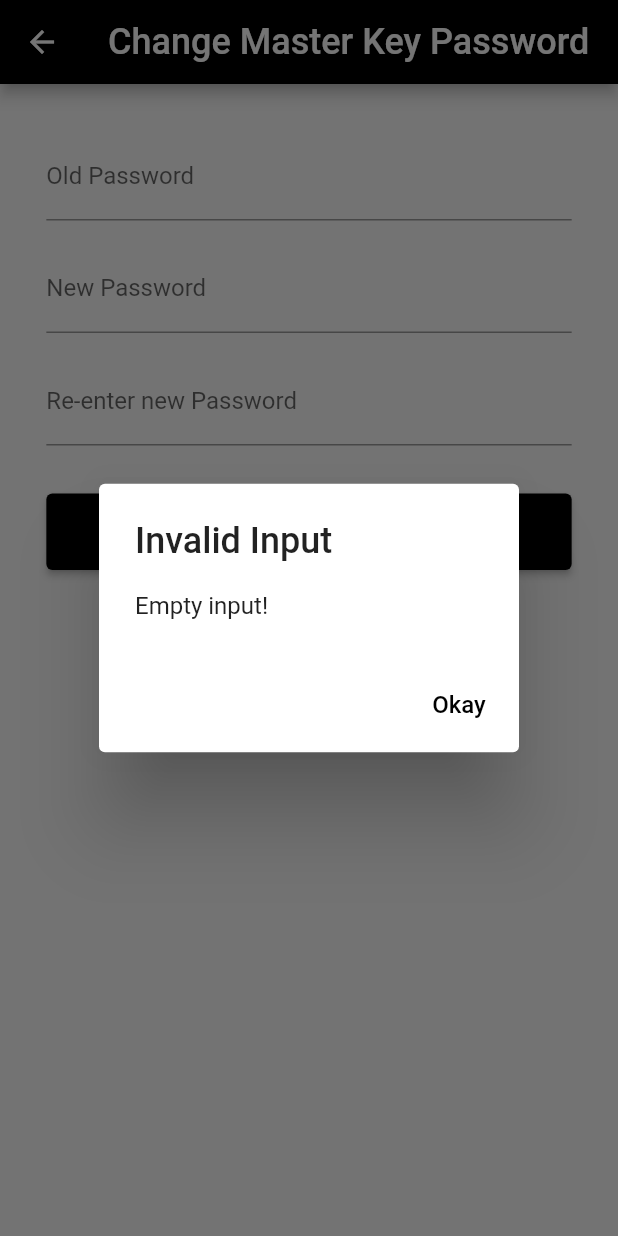
After one commit to adn7599/CipherChat-client, a Flutter app: the UpdateMasterKeyPasswordScreen screen opened directly, after a tap on "Submit", on a phone screen of 412 x 824 dp. The commit adds this screen. Run offline on Flutter 3.47's test engine with Material 2 defaults, Android fonts, the light colour scheme and no system bars; our stand-ins replace basic_utils, qr_flutter, sqflite; missing offline and left inert: mobile_scanner, pointycastle; accounts and stored records are empty.

Commit message:
Implemented masterkey password screen

```diff
--- a/lib/Screens/Messages/messages_main.dart
+++ b/lib/Screens/Messages/messages_main.dart
@@ -1,6 +1,7 @@
 import 'package:cipher_chat/Screens/Messages/messages_list.dart';
 import 'package:cipher_chat/Screens/Messages/messages_new.dart';
 import 'package:cipher_chat/Screens/User/show_key_QR.dart';
+import 'package:cipher_chat/Screens/User/update_master_key.dart';
 import 'package:cipher_chat/Screens/User/update_password.dart';
 import 'package:cipher_chat/Screens/User/welcome.dart';
 import 'package:cipher_chat/globalState/global_state.dart';
@@ -31,6 +32,8 @@
             MaterialPageRoute(builder: (context) => UpdatePasswordScreen()));
         break;
       case 'Update master secret key':
+        Navigator.of(context).push(MaterialPageRoute(
+            builder: (context) => UpdateMasterKeyPasswordScreen()));
         break;
       case 'logout':
         showDialog(
--- /dev/null
+++ b/lib/Screens/User/update_master_key.dart
@@ -0,0 +1,228 @@
+import 'dart:convert';
+import 'dart:typed_data';
+
+import 'package:http/http.dart' as http;
+import 'package:cipher_chat/Components/FormButton.dart';
+import 'package:cipher_chat/Components/FormInput.dart';
+import 'package:flutter/material.dart';
+import 'package:pointycastle/api.dart' as pointyAPI;
+import 'package:pointycastle/block/aes.dart';
+import 'package:pointycastle/block/modes/cbc.dart';
+import 'package:pointycastle/digests/sha256.dart';
+import 'package:provider/provider.dart';
+import 'package:pointycastle/padded_block_cipher/padded_block_cipher_impl.dart'
+    as pointPadBC;
+import 'package:pointycastle/paddings/pkcs7.dart' as pointyPad;
+
+import '../../globalState/global_state.dart';
+
+class UpdateMasterKeyPasswordScreen extends StatefulWidget {
+  @override
+  State<StatefulWidget> createState() {
+    return UpdateMasterKeyPasswordScreenState();
+  }
+}
+
+class UpdateMasterKeyPasswordScreenState
+    extends State<UpdateMasterKeyPasswordScreen> {
+  final TextEditingController _oldPassController = TextEditingController();
+  final TextEditingController _newPass1Controller = TextEditingController();
+  final TextEditingController _newPass2Controller = TextEditingController();
+
+  Future<void>? _changePassFuture;
+
+  void _errorDialog(String msg) {
+    showDialog<void>(
+        context: context,
+        barrierDismissible: false,
+        builder: (context) {
+          return AlertDialog(
+            title: const Text('Invalid Input'),
+            content: SingleChildScrollView(
+                child: ListBody(
+              children: <Widget>[
+                Text(msg),
+              ],
+            )),
+            actions: [
+              TextButton(
+                  onPressed: () {
+                    Navigator.of(context).pop();
+                  },
+                  child: const Text('Okay'))
+            ],
+          );
+        });
+  }
+
+  void _changePasswordDialog() {
+    showDialog(
+      barrierDismissible: false,
+      context: context,
+      builder: (context) {
+        return FutureBuilder(
+            future: _changePassFuture,
+            builder: (context, snapshot) {
+              if (snapshot.connectionState == ConnectionState.done) {
+                if (snapshot.hasError) {
+                  return AlertDialog(
+                    title: const Text('Change password unsuccessful'),
+                    content: Text('${snapshot.error}'),
+                    actions: [
+                      TextButton(
+                          onPressed: () {
+                            Navigator.of(context).pop();
+                          },
+                          child: const Text('Okay'))
+                    ],
+                  );
+                } else {
+                  return AlertDialog(
+                    title: const Text('Change password'),
+                    content: const Text('Changed password successfully'),
+                    actions: [
+                      TextButton(
+                          onPressed: () {
+                            _oldPassController.text = "";
+                            _newPass1Controller.text = "";
+                            _newPass2Controller.text = "";
+
+                            Navigator.of(context).pop();
+                          },
+                          child: const Text('Okay'))
+                    ],
+                  );
+                }
+              } else {
+                return const AlertDialog(
+                    title: Text('Change Password'),
+                    content: Row(
+                      children: [
+                        CircularProgressIndicator(),
+                        SizedBox(
+                          width: 16.0,
+                        ),
+                        Text('Submitting'),
+                      ],
+                    ),
+                    actions: []);
+              }
+            });
+      },
+    );
+  }
+
+  Future<void> _changePassword() async {
+    final user = Provider.of<GlobalState>(context, listen: false).user!;
+    final serverHost = user.serverHost;
+    final token = user.token;
+    final myPrivatePem = user.privateKey;
+
+    final newMasterKey = _newPass1Controller.text;
+
+    if (_oldPassController.text != user.masterKey) {
+      throw Exception('Incorrect master key password!');
+    }
+
+    //Encrypting private key with the new masterkey
+    final sha256 = SHA256Digest();
+
+    final aesKey = sha256.process(
+        utf8.encode(newMasterKey) as Uint8List); //aes256 keysize is 256 bits
+
+    final aesIV = sha256
+        .process(aesKey)
+        .sublist(0, 16); //aes256 IV size is 128 bits (16 bytes)
+
+    final aesCbcEnc = pointPadBC.PaddedBlockCipherImpl(
+        pointyPad.PKCS7Padding(), CBCBlockCipher(AESEngine()));
+
+    aesCbcEnc.init(
+        true,
+        pointyAPI.PaddedBlockCipherParameters(
+            pointyAPI.ParametersWithIV(pointyAPI.KeyParameter(aesKey), aesIV),
+            null));
+
+    final plainText = utf8.encode(myPrivatePem) as Uint8List;
+    final enc = aesCbcEnc.process(plainText);
+
+    final encPrivateBase64 = base64.encode(enc);
+
+    var res = await http.post(
+      Uri.parse('$serverHost/auth/changeMasterKey'),
+      headers: <String, String>{
+        'Content-Type': 'application/json; charset=UTF-8',
+        'Authorization': 'Bearer $token',
+      },
+      body: jsonEncode(<String, String>{
+        "new_encrypted_private_key": encPrivateBase64,
+      }),
+    );
+
+    if (res.statusCode != 200) {
+      final String error = jsonDecode(res.body)['error'];
+      throw Exception(error);
+    }
+  }
+
+  @override
+  Widget build(BuildContext context) {
+    return Scaffold(
+      appBar: AppBar(
+        title: const Text('Change Master Key Password'),
+      ),
+      body: Padding(
+        padding: const EdgeInsets.all(8.0),
+        child: Center(
+          child: Column(children: [
+            const SizedBox(
+              height: 24.0,
+            ),
+            FormInput(
+              title: 'Old Password',
+              controller: _oldPassController,
+              isHidden: true,
+            ),
+            const SizedBox(
+              height: 16.0,
+            ),
+            FormInput(
+              title: 'New Password',
+              controller: _newPass1Controller,
+              isHidden: true,
+            ),
+            const SizedBox(
+              height: 16.0,
+            ),
+            FormInput(
+              title: 'Re-enter new Password',
+              controller: _newPass2Controller,
+              isHidden: true,
+            ),
+            const SizedBox(
+              height: 32.0,
+            ),
+            FormButton(
+                title: 'Submit',
+                onPress: () {
+                  if (_oldPassController.text == '' ||
+                      _newPass1Controller.text == '' ||
+                      _newPass2Controller.text == '') {
+                    _errorDialog('Empty input!');
+                    return;
+                  }
+
+                  if (_newPass1Controller.text != _newPass2Controller.text) {
+                    _errorDialog('New passwords don\'t match');
+                    return;
+                  }
+
+                  _changePassFuture = _changePassword();
+                  _changePasswordDialog();
+                }),
+          ]),
+        ),
+      ),
+    );
+  }
+}
```
